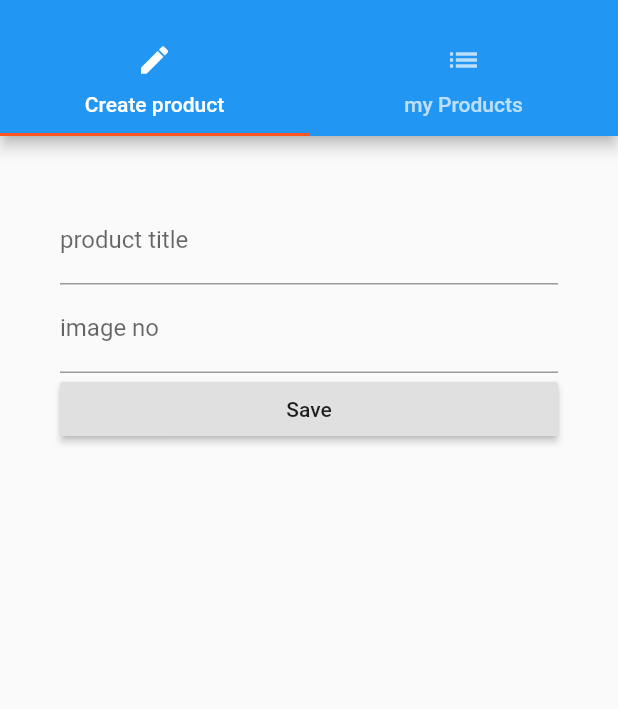
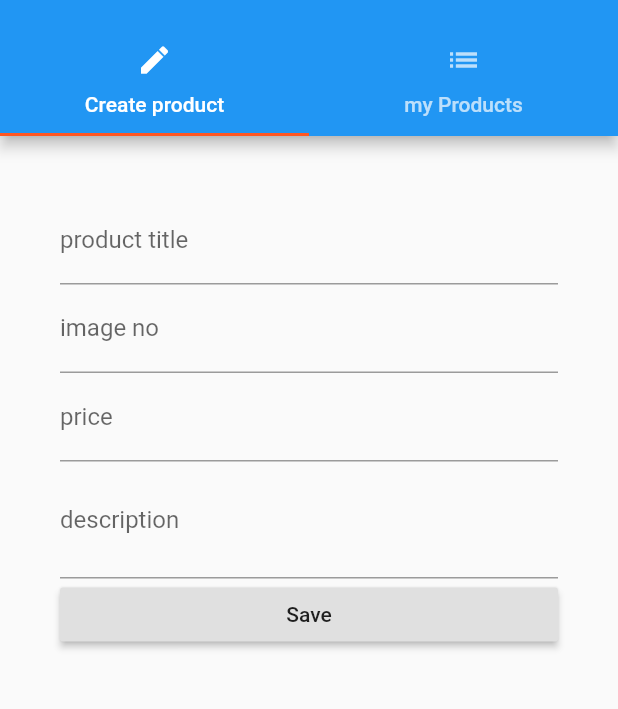
Before and after one commit to birukbelay/academia, a Flutter app: the screen it shows after launch, in the side drawer, after a tap on "All products", on a phone screen of 412 x 824 dp, the part 59-768 px from its top. Run offline on Flutter 3.47's test engine with Material 2 defaults, Android fonts, the phone set to English and light mode, and no system bars.

Commit message:
finishd diving into widgets before forms

```diff
--- a/lib/main.dart
+++ b/lib/main.dart
@@ -1,8 +1,9 @@
+
 import 'package:flutter/material.dart';
 
 //import 'package:flutter/rendering.dart';
 // my import
-//import 'package:academia1/pages/auth.dart';
+import 'package:academia1/pages/auth.dart';
 import 'package:academia1/pages/products_page.dart';
 import 'package:academia1/pages/product_detail.dart';
 
@@ -68,6 +69,7 @@ class _MyAppState extends State<MyApp> {
         '/': (BuildContext context) =>
             HomePage(_products, _addProduct, _deleteProduct),
         '/admin': (BuildContext context) => AdminPage(_addProduct, _deleteProduct),
+        '/auth': (BuildContext context) => AuthPage(),
       },
       onGenerateRoute: (RouteSettings settings) {
         final List<String> pathElements = settings.name.split('/');
--- a/lib/pages/product_admin.dart
+++ b/lib/pages/product_admin.dart
@@ -1,3 +1,4 @@
+import 'package:academia1/widgets/ui_element/drawer.dart';
 import 'package:flutter/material.dart';
 //
 import 'package:academia1/pages/tabs/product_create.dart';
@@ -10,27 +11,16 @@ class AdminPage extends StatelessWidget {
   Function deleteProduct;
   AdminPage(this.addProduct, this.deleteProduct);
 
+
+
+
   @override
   Widget build(BuildContext context) {
     return DefaultTabController(
       length:2,
       child: Scaffold(
         drawer: Drawer(
-            child: Column(
-              children: <Widget>[
-                AppBar(
-                  automaticallyImplyLeading: false,
-                  title: Text('app bar'),
-                ),
-                ListTile(
-                  title: Text('All products'),
-                  onTap:() {
-                    Navigator.pushReplacementNamed(context, '/');
-
-                  },
-                )
-              ],
-            ),
+            child: DrawerUi(),
         ),
         appBar: AppBar(
           title: Text('admin'),
--- a/lib/pages/products_page.dart
+++ b/lib/pages/products_page.dart
@@ -1,7 +1,7 @@
-
 import 'package:flutter/material.dart';
-
-import 'package:academia1/product_manager.dart';
+//
+import 'package:academia1/widgets/ui_element/drawer.dart';
+import 'package:academia1/widgets/product/products_list.dart';
 
 
 class HomePage extends StatelessWidget {
@@ -10,33 +10,27 @@ class HomePage extends StatelessWidget {
   final Function deleteProduct;
   HomePage(this.products, this.addProduct, this.deleteProduct);
 
+
+
+  Widget _drawerWidget(BuildContext context){
+    return Drawer(
+      child: DrawerUi(),
+    );
+  }
+
+  Widget _appBar(){
+    return AppBar(
+      title: Text('academics'),
+    );
+  }
+
   @override
   Widget build(BuildContext context) {
     return Scaffold(
 
-      drawer: Drawer(
-        child: Column(
-          children: <Widget>[
-            AppBar(
-              automaticallyImplyLeading: false,
-              title: Text('app bar'),
-            ),
-            ListTile(
-              title: Text('All products'),
-              onTap:() {
-                Navigator.pushReplacementNamed(context, '/admin');
-
-              },
-            )
-          ],
-        ),
-      ),
-      appBar: AppBar(
-
-
-        title: Text('academics'),
-      ),
-      body: ProductManager(products, addProduct, deleteProduct),
+      drawer: _drawerWidget(context),
+      appBar: _appBar(),
+      body: Products(products, deleteProducts: deleteProduct),
 
     );
   }
--- a/lib/pages/tabs/product_create.dart
+++ b/lib/pages/tabs/product_create.dart
@@ -18,17 +18,12 @@ class _ProductsCreatePage extends State<ProductCreatePage> {
   double price;
   String image;
   String description;
+
 //  bool _switchs;
   Function addProduct;
 
-  @override
-  Widget build(BuildContext context) {
-    return Container(
-      margin: EdgeInsets.all(20.0),
-      padding: EdgeInsets.all(20.0),
-      child: ListView(
-        children: <Widget>[
-          TextField(
+  Widget _buildTitle() {
+    return TextField(
       decoration: InputDecoration(
         labelText: 'product title',
       ),
@@ -37,18 +32,11 @@ class _ProductsCreatePage extends State<ProductCreatePage> {
           title = value;
         });
       },
-          ),
-//          image no Text field
-//        SwitchListTile(
-//          value: _switchs,
-//          onChanged: (bool value){
-//            setState(() {
-//              _switchs=value;
-//            });
-//          },
-//          title: Text('terms'),
-//        ),
-          TextField(
+    );
+  }
+
+  Widget _buildImage() {
+    return TextField(
       keyboardType: TextInputType.number,
       decoration: InputDecoration(
         labelText: 'image no',
@@ -58,40 +46,34 @@ class _ProductsCreatePage extends State<ProductCreatePage> {
           image = 'assets/images/food/' + value + '.jpg';
         });
       },
-          ),
-//          TextField(
-//            decoration: InputDecoration(labelText: 'price', hintMaxLines: 6),
-//            keyboardType: TextInputType.number,
-//            onChanged: (String value) {
-//              setState(() {
-//                price = double.parse(value);
-//              });
-//            },
-//          ),
-//          TextField(
-//            maxLines: 2,
-//            decoration: InputDecoration(labelText: 'description'),
-//            onChanged: (String value) {
-//              setState(() {
-//                description = value;
-//              });
-//            },
-//          ),
-          RaisedButton(
-            child: Text('Save'),
-            onPressed: () {
-              final Map<String, dynamic> product = {
-                'title': title,
-                'description': description,
-                'image': image,
-                'price': price,
-              };
-              widget.addItem(product);
-              print(image);
-              Navigator.pushReplacementNamed(context, '/');
-              showModalBottomSheet(
-                  context: context,
-                  builder: (BuildContext context) {
+    );
+  }
+
+  Widget _buildPrice() {
+    return TextField(
+      decoration: InputDecoration(labelText: 'price', hintMaxLines: 6),
+      keyboardType: TextInputType.number,
+      onChanged: (String value) {
+        setState(() {
+          price = double.parse(value);
+        });
+      },
+    );
+  }
+
+  Widget _buildDescription() {
+    return TextField(
+      maxLines: 2,
+      decoration: InputDecoration(labelText: 'description'),
+      onChanged: (String value) {
+        setState(() {
+          description = value;
+        });
+      },
+    );
+  }
+
+  Widget _buildModal() {
     return Card(
       child: Column(
         children: <Widget>[
@@ -103,8 +85,40 @@ class _ProductsCreatePage extends State<ProductCreatePage> {
         ],
       ),
     );
+  }
+
+  void _addItem() {
+    final Map<String, dynamic> product = {
+      'title': title,
+      'description': description,
+      'image': image,
+      'price': price,
+    };
+    widget.addItem(product);
+    print(image);
+    Navigator.pushReplacementNamed(context, '/');
+
+    showModalBottomSheet(
+        context: context,
+        builder: (BuildContext context) {
+          return _buildModal();
         });
-            },
+  }
+
+  @override
+  Widget build(BuildContext context) {
+    return Container(
+      margin: EdgeInsets.all(20.0),
+      padding: EdgeInsets.all(20.0),
+      child: ListView(
+        children: <Widget>[
+          _buildTitle(),
+          _buildImage(),
+          _buildPrice(),
+          _buildDescription(),
+          RaisedButton(
+            child: Text('Save'),
+            onPressed: _addItem,
           ),
         ],
       ),
--- a/lib/product_manager.dart
+++ /dev/null
@@ -1,32 +0,0 @@
-import 'package:flutter/material.dart';
-
-// my imports
-import 'package:academia1/products.dart';
-
-class ProductManager extends StatelessWidget {
-
-  final List<Map<String, dynamic>> products;
-  final Function addProduct;
-  final Function deleteProduct;
-
-  ProductManager(this.products, this.addProduct, this.deleteProduct);
-
-
-    @override
-  Widget build(BuildContext context) {
-    print('[product manager state] build()');
-
-    return Column(
-      children: [
-        Container(
-          margin: EdgeInsets.all(10.0),
-
-        ),
-        Expanded(
-            child: Products(products, deleteProducts: deleteProduct)),
-
-        ///adding products to our products widget
-      ],
-    );
-  }
-}
--- /dev/null
+++ b/lib/widgets/product/price.dart
@@ -0,0 +1,19 @@
+import 'package:flutter/material.dart';
+
+class Price extends StatelessWidget {
+  final String price;
+
+  Price(this.price);
+
+  @override
+  Widget build(BuildContext context) {
+    return Container(
+      padding: EdgeInsets.symmetric(horizontal: 8.0, vertical: 5.0),
+      decoration: BoxDecoration(
+          color: Theme.of(context).accentColor,
+          borderRadius: BorderRadius.circular(4.0)
+      ),
+      child: Text('\$$price'),
+    );
+  }
+}
--- /dev/null
+++ b/lib/widgets/product/products_list.dart
@@ -0,0 +1,39 @@
+import 'package:flutter/material.dart';
+
+//i
+import './product_card.dart';
+
+class Products extends StatelessWidget {
+  final List<Map> products;
+  final Function deleteProducts;
+
+  Products(this.products, {this.deleteProducts}) {
+    ///recieving products in the constructor function
+    print('[product W] constructor');
+  }
+
+
+
+  Widget _productList() {
+    Widget productCard;
+
+    if (products.length > 0) {
+      productCard = ListView.builder(
+        itemBuilder: (BuildContext context, int index)=>ProductCard(products[index], index, deleteProducts),
+        itemCount: products.length,
+      );
+    } else if (products.length == 0) {
+      productCard = Center(child: Text('no products found'));
+    } else {
+      productCard = Container();
+    }
+    return productCard;
+  }
+
+  @override
+  Widget build(BuildContext context) {
+    print('[product W] build() ');
+
+    return _productList();
+  }
+}
--- /dev/null
+++ b/lib/widgets/ui_element/drawer.dart
@@ -0,0 +1,40 @@
+import 'package:flutter/material.dart';
+
+class DrawerUi extends StatelessWidget {
+
+  @override
+  Widget build(BuildContext context) {
+    return   Column(
+        children: <Widget>[
+//            appbar for all products
+          AppBar(
+            automaticallyImplyLeading: false,
+            title: Text('app bar'),
+
+          ),
+          ListTile(
+            leading: Icon(Icons.supervised_user_circle),
+            title: Text('All products'),
+            onTap:() {
+              Navigator.pushReplacementNamed(context, '/admin');
+            },
+          ),
+          ListTile(
+            leading:Icon(Icons.verified_user) ,
+            title: Text('Auth'),
+            onTap:() {
+              Navigator.pushReplacementNamed(context, '/auth');
+            },
+          ),
+          ListTile(
+            title: Text('All products'),
+            onTap:() {
+              Navigator.pushReplacementNamed(context, '/');
+
+            },
+          )
+       ],
+      );
+
+  }
+}
```
Also changed, not shown: lib/pages/auth.dart (+79 -13 lines), lib/pages/product_detail.dart (+17 -7 lines), lib/products.dart (deleted, +0 -65 lines), lib/widgets/product/product_card.dart (added, +72 -0 lines), lib/widgets/ui_element/title.dart (added, +16 -0 lines), lib/widgets/a.dart (added). Lines whose indentation alone changed are shown as unchanged.
